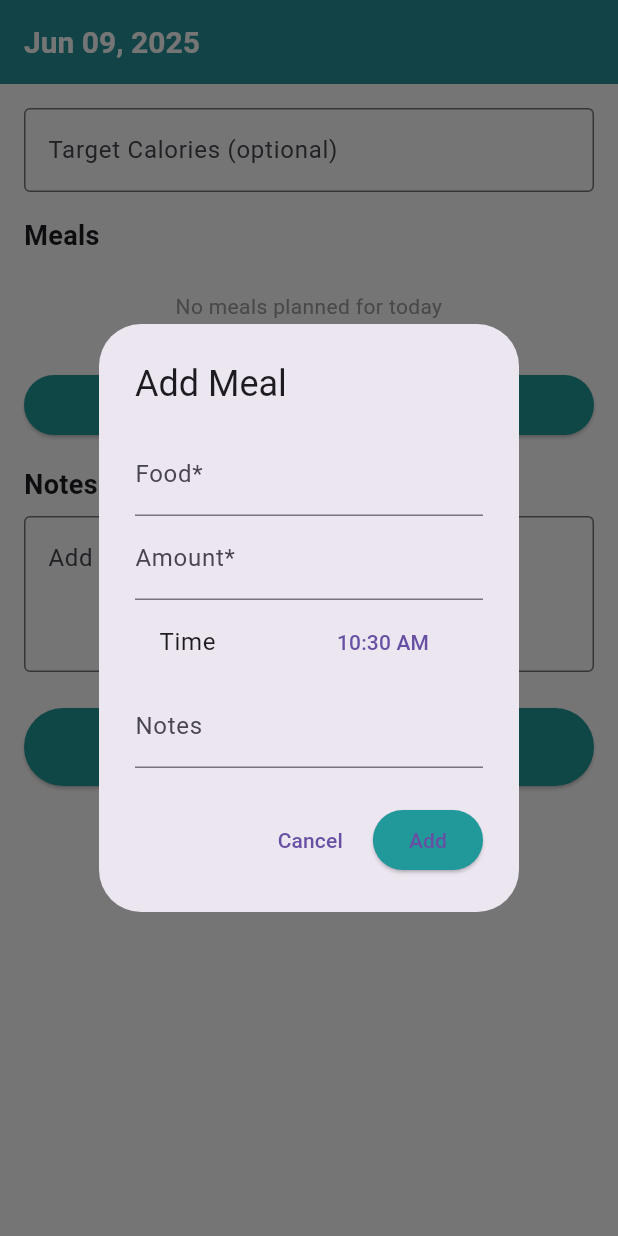
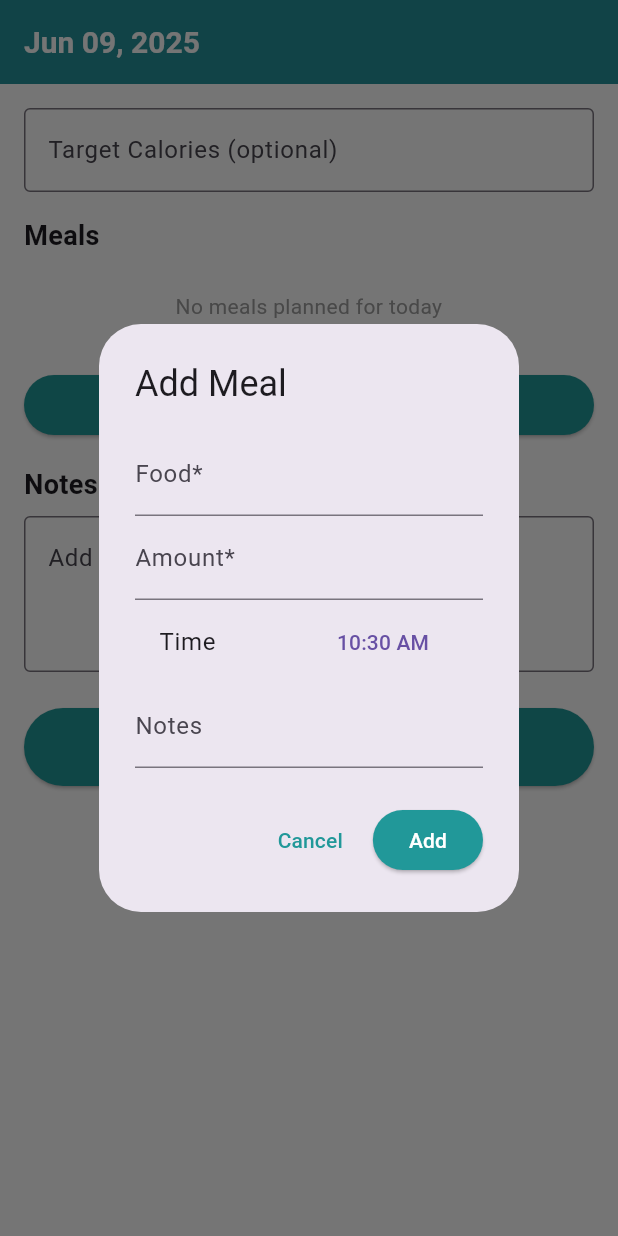
Before and after one commit to AshaniTH/Vet_Assist, a Flutter app: the MealDayPlannerPage screen opened directly with empty values, after a tap on "Add Meal", on a phone screen of 412 x 824 dp. Run offline on Flutter 3.47's test engine with Material 3 defaults, Android fonts, the phone set to English and light mode, and no system bars; our stand-ins replace cloud_firestore, firebase_auth, firebase_core, firebase_storage, fl_chart, flutter_dotenv and 5 more; accounts and stored records are empty.

Commit message:
change some button forground colors

```diff
--- a/lib/e_clinic_book/meal/meal_day_planner.dart
+++ b/lib/e_clinic_book/meal/meal_day_planner.dart
@@ -157,7 +157,10 @@ class _MealDayPlannerPageState extends State<MealDayPlannerPage> {
               actions: [
                 TextButton(
                   onPressed: () => Navigator.pop(context),
-                  child: const Text('Cancel'),
+                  child: const Text(
+                    'Cancel',
+                    style: TextStyle(color: Color(0xFF219899)),
+                  ),
                 ),
                 ElevatedButton(
                   onPressed: () {
@@ -188,6 +191,7 @@ class _MealDayPlannerPageState extends State<MealDayPlannerPage> {
                   },
                   style: ElevatedButton.styleFrom(
                     backgroundColor: const Color(0xFF219899),
+                    foregroundColor: Colors.white,
                   ),
                   child: const Text('Add'),
                 ),
@@ -281,6 +285,7 @@ class _MealDayPlannerPageState extends State<MealDayPlannerPage> {
                           }),
                       style: ElevatedButton.styleFrom(
                         backgroundColor: const Color(0xFF219899),
+                        foregroundColor: Colors.white,
                       ),
                       child: const Text('Add Meal'),
                     ),
@@ -306,6 +311,7 @@ class _MealDayPlannerPageState extends State<MealDayPlannerPage> {
                       onPressed: () => _saveMealPlan(meals),
                       style: ElevatedButton.styleFrom(
                         backgroundColor: const Color(0xFF219899),
+                        foregroundColor: Colors.white,
                         padding: const EdgeInsets.symmetric(vertical: 16),
                       ),
                       child: const Text('Save Meal Plan'),
```
